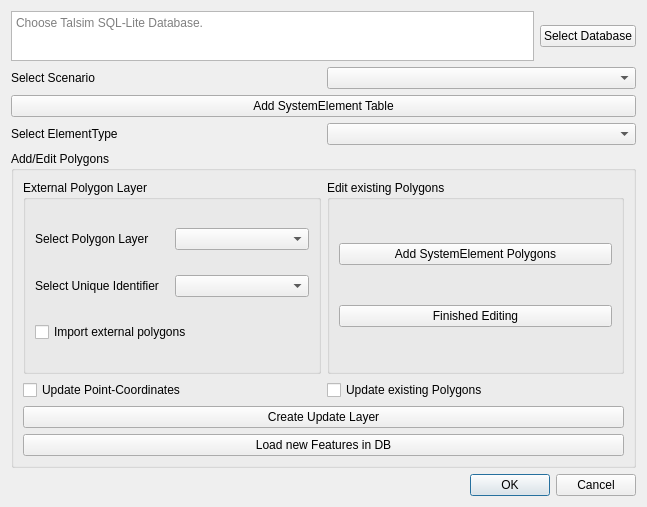
Old version of the form qtalsim_sqllite.ui in the repository sydroconsult/QTalsim.
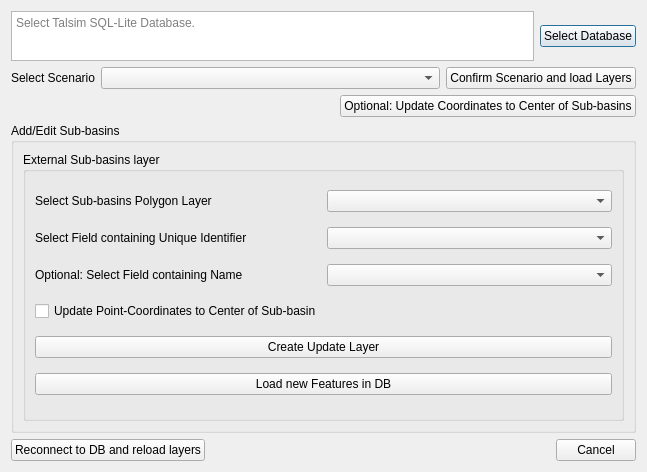
New version of the form.

Commit message: Edit Connection to Talsim DB - Add Talsim-symbology to layers - Update functionality -- Automatically load features of edited layer to DB -- Add Reconnect/Reload layers button - Move QTalsim from Vector-menu to own menu - Update Toolbar -- Dropdown menu for QTalsim-functionalities

Patch:
```diff
--- a/qtalsim_sqllite.ui
+++ b/qtalsim_sqllite.ui
@@ -7,7 +7,7 @@
     <x>0</x>
     <y>0</y>
     <width>647</width>
-    <height>507</height>
+    <height>472</height>
    </rect>
   </property>
   <property name="windowTitle">
@@ -42,7 +42,7 @@
 &lt;p style=&quot;-qt-paragraph-type:empty; margin-top:0px; margin-bottom:0px; margin-left:0px; margin-right:0px; -qt-block-indent:0; text-indent:0px;&quot;&gt;&lt;br /&gt;&lt;/p&gt;&lt;/body&gt;&lt;/html&gt;</string>
            </property>
            <property name="placeholderText">
-            <string>Choose Talsim SQL-Lite Database.</string>
+            <string>Select Talsim SQL-Lite Database.</string>
            </property>
           </widget>
          </item>
@@ -59,37 +59,66 @@
         <layout class="QHBoxLayout" name="horizontalLayout_2">
          <item>
           <widget class="QLabel" name="labelScenariosDB">
+           <property name="sizePolicy">
+            <sizepolicy hsizetype="Maximum" vsizetype="Preferred">
+             <horstretch>0</horstretch>
+             <verstretch>0</verstretch>
+            </sizepolicy>
+           </property>
            <property name="text">
             <string>Select Scenario</string>
            </property>
           </widget>
          </item>
          <item>
-          <widget class="QComboBox" name="comboxDBScenarios"/>
-         </item>
-        </layout>
+          <widget class="QComboBox" name="comboxDBScenarios">
+           <property name="sizePolicy">
+            <sizepolicy hsizetype="Expanding" vsizetype="Fixed">
+             <horstretch>0</horstretch>
+             <verstretch>0</verstretch>
+            </sizepolicy>
+           </property>
+          </widget>
        </item>
        <item>
         <widget class="QPushButton" name="onCreateSubBasinsLayer">
          <property name="text">
-          <string>Add SystemElement Table</string>
-         </property>
-        </widget>
+            <string>Confirm Scenario and load Layers</string>
+           </property>
+          </widget>
+         </item>
+        </layout>
        </item>
        <item>
         <layout class="QHBoxLayout" name="horizontalLayout_3">
          <item>
-          <widget class="QLabel" name="labelElementType">
+          <spacer name="horizontalSpacer">
+           <property name="orientation">
+            <enum>Qt::Horizontal</enum>
+           </property>
+           <property name="sizeHint" stdset="0">
+            <size>
+             <width>40</width>
+             <height>20</height>
+            </size>
+           </property>
+          </spacer>
+         </item>
+         <item>
+          <widget class="QPushButton" name="onUpdateCoordinatesToCenter">
+           <property name="toolTip">
+            <string>Update the latitude &amp; longitude columns of the Sub-basins to the center of the corresponding polygon.</string>
+           </property>
            <property name="text">
-            <string>Select ElementType</string>
+            <string>Optional: Update Coordinates to Center of Sub-basins</string>
            </property>
           </widget>
          </item>
-         <item>
-          <widget class="QComboBox" name="comboboxElementType"/>
-         </item>
         </layout>
        </item>
+       <item>
+        <layout class="QHBoxLayout" name="horizontalLayout_5"/>
+       </item>
        <item>
         <widget class="QGroupBox" name="groupboxCreatePolygons">
          <property name="enabled">
@@ -102,7 +131,7 @@
           </sizepolicy>
          </property>
          <property name="title">
-          <string>Add/Edit Polygons</string>
+          <string>Add/Edit Sub-basins</string>
          </property>
          <layout class="QGridLayout" name="gridLayout">
           <item row="0" column="0">
@@ -118,7 +147,7 @@
                  </sizepolicy>
                 </property>
                 <property name="title">
-                 <string>External Polygon Layer</string>
+                 <string>External Sub-basins layer</string>
                 </property>
                 <layout class="QVBoxLayout" name="verticalLayout_4">
                  <item>
@@ -132,7 +161,7 @@
                       </sizepolicy>
                      </property>
                      <property name="text">
-                      <string>Select Polygon Layer    </string>
+                      <string>Select Sub-basins Polygon Layer    </string>
                      </property>
                     </widget>
                    </item>
@@ -171,7 +200,7 @@
                       </sizepolicy>
                      </property>
                      <property name="text">
-                      <string>Select Unique Identifier</string>
+                      <string>Select Field containing Unique Identifier</string>
                      </property>
                     </widget>
                    </item>
@@ -181,63 +210,19 @@
                   </layout>
                  </item>
                  <item>
-                  <widget class="QCheckBox" name="checkboxImportExternalPolygons">
-                   <property name="toolTip">
-                    <string>If checked, external polygons are imported to DB when pressing &quot;Load new Features in DB&quot;.</string>
-                   </property>
-                   <property name="text">
-                    <string>Import external polygons</string>
-                   </property>
-                  </widget>
-                 </item>
-                </layout>
-               </widget>
-              </item>
+                  <layout class="QHBoxLayout" name="horizontalLayout_9">
               <item>
-               <widget class="QGroupBox" name="groupBox_2">
-                <property name="sizePolicy">
-                 <sizepolicy hsizetype="Expanding" vsizetype="Preferred">
-                  <horstretch>0</horstretch>
-                  <verstretch>0</verstretch>
-                 </sizepolicy>
-                </property>
-                <property name="title">
-                 <string>Edit existing Polygons</string>
-                </property>
-                <layout class="QVBoxLayout" name="verticalLayout_7">
-                 <item>
-                  <widget class="QPushButton" name="onAddSystemElementPolygons">
-                   <property name="sizePolicy">
-                    <sizepolicy hsizetype="Expanding" vsizetype="Fixed">
-                     <horstretch>0</horstretch>
-                     <verstretch>0</verstretch>
-                    </sizepolicy>
-                   </property>
-                   <property name="minimumSize">
-                    <size>
-                     <width>150</width>
-                     <height>0</height>
-                    </size>
-                   </property>
+                    <widget class="QLabel" name="labelFieldName">
                    <property name="text">
-                    <string>Add SystemElement Polygons</string>
+                      <string>Optional: Select Field containing Name</string>
                    </property>
                   </widget>
                  </item>
                  <item>
-                  <widget class="QPushButton" name="onFinishedEditingSystemPolygons">
-                   <property name="text">
-                    <string>Finished Editing</string>
-                   </property>
-                  </widget>
-                 </item>
-                </layout>
-               </widget>
-              </item>
-             </layout>
-            </item>
-            <item>
-             <layout class="QHBoxLayout" name="horizontalLayout_6">
+                    <widget class="QComboBox" name="comboboxFieldName"/>
+                   </item>
+                  </layout>
+                 </item>
               <item>
                <widget class="QCheckBox" name="checkboxUpdateCoordinates">
                 <property name="minimumSize">
@@ -250,24 +235,9 @@
                  <string>If checked, coordinates of exisiting elements where a polygon is added, are updated.</string>
                 </property>
                 <property name="text">
-                 <string>Update Point-Coordinates</string>
-                </property>
-               </widget>
-              </item>
-              <item>
-               <widget class="QCheckBox" name="checkboxUpdateExistingPolygons">
-                <property name="minimumSize">
-                 <size>
-                  <width>0</width>
-                  <height>20</height>
-                 </size>
-                </property>
-                <property name="text">
-                 <string>Update existing Polygons</string>
-                </property>
-               </widget>
-              </item>
-             </layout>
+                    <string>Update Point-Coordinates to Center of Sub-basin</string>
+                   </property>
+                  </widget>
             </item>
             <item>
              <widget class="QPushButton" name="onConfirmPolygonLayer">
@@ -287,13 +257,27 @@
              </widget>
             </item>
            </layout>
-          </item>
-         </layout>
+               </widget>
+              </item>
+             </layout>
+            </item>
+           </layout>
+          </item>
+         </layout>
         </widget>
        </item>
       </layout>
      </item>
     </layout>
+   </item>
+   <item>
+    <layout class="QHBoxLayout" name="horizontalLayout_6">
+     <item>
+      <widget class="QPushButton" name="onReconnectToDB">
+       <property name="text">
+        <string>Reconnect to DB and reload layers</string>
+       </property>
+      </widget>
    </item>
    <item>
     <widget class="QDialogButtonBox" name="buttonBox">
@@ -301,9 +285,14 @@
       <enum>Qt::Horizontal</enum>
      </property>
      <property name="standardButtons">
-      <set>QDialogButtonBox::Cancel|QDialogButtonBox::Ok</set>
-     </property>
-    </widget>
+        <set>QDialogButtonBox::Cancel</set>
+       </property>
+       <property name="centerButtons">
+        <bool>false</bool>
+       </property>
+      </widget>
+     </item>
+    </layout>
    </item>
   </layout>
  </widget>
```
Lines whose indentation alone changed are shown as unchanged. The commit also changes 14 other files.
